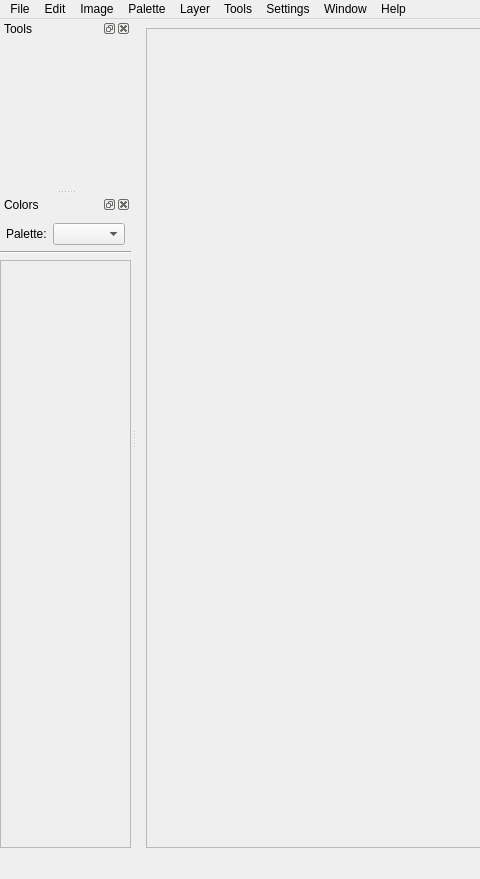
Zipeerix/capy-art-studio, file src/ui/MainWindow.ui: the form before one commit; both pictures show x 0 to 480 and y 0 to 879 of the 1112 by 879 pixel window.
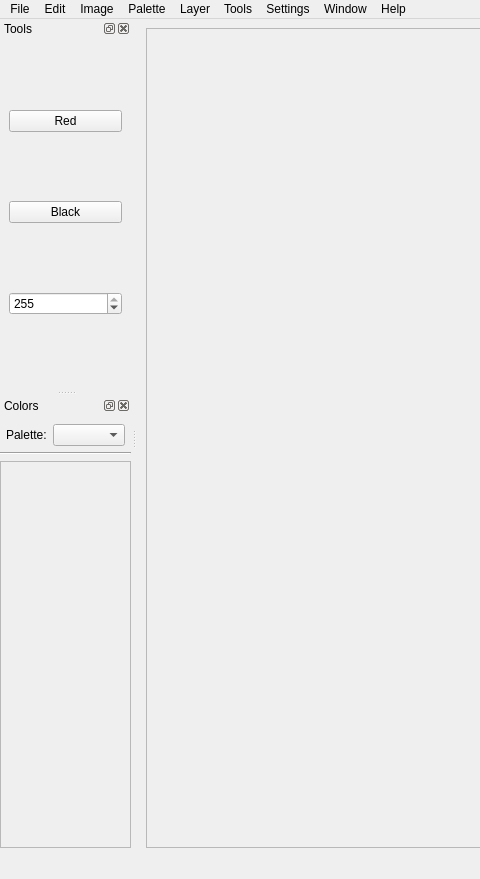
The form after the commit. Icons and pictures are not drawn.

Commit message: CAS-34: Opacity

```diff
--- a/src/ui/MainWindow.ui
+++ b/src/ui/MainWindow.ui
@@ -158,7 +158,32 @@
     <number>1</number>
    </attribute>
    <widget class="QWidget" name="dockWidgetContents">
-    <layout class="QVBoxLayout" name="verticalLayout_3"/>
+                <layout class="QVBoxLayout" name="verticalLayout_3">
+                    <item>
+                        <widget class="QPushButton" name="redButton">
+                            <property name="text">
+                                <string>Red</string>
+                            </property>
+                        </widget>
+                    </item>
+                    <item>
+                        <widget class="QPushButton" name="blackButton">
+                            <property name="text">
+                                <string>Black</string>
+                            </property>
+                        </widget>
+                    </item>
+                    <item>
+                        <widget class="QSpinBox" name="opacitySpinBox">
+                            <property name="maximum">
+                                <number>255</number>
+                            </property>
+                            <property name="value">
+                                <number>255</number>
+                            </property>
+                        </widget>
+                    </item>
+                </layout>
    </widget>
   </widget>
   <widget class="QDockWidget" name="layersDock">
@@ -247,8 +272,8 @@
          <rect>
           <x>0</x>
           <y>0</y>
-          <width>216</width>
-          <height>333</height>
+                                        <width>160</width>
+                                        <height>353</height>
          </rect>
         </property>
         <layout class="QVBoxLayout" name="verticalLayout_4"/>
```
Left out of the diff: 14 changed lines with no effect on the pictures. Lines whose indentation alone changed are shown as unchanged. The commit also changes 18 other files.
